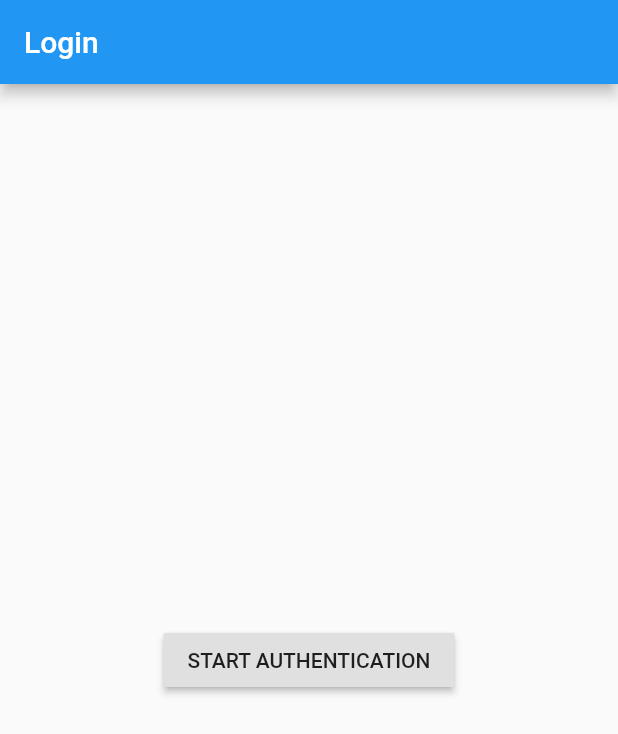
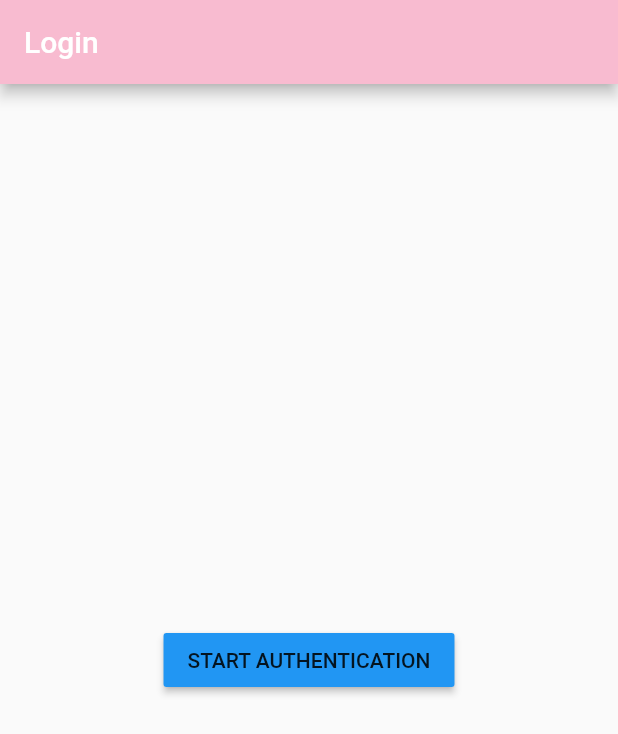
Before and after one commit to CORDEA/laxly_account, a Flutter app: the screen it shows after launch, on a phone screen of 412 x 824 dp. Shown: the top 734 px of the screen. Run offline on Flutter 3.47's test engine with Material 2 defaults, Android fonts, the phone set to English and light mode, and no system bars; our stand-ins replace googleapis_auth, shared_preferences; missing offline and left inert: googleapis.

Commit message:
apply theme

```diff
--- /dev/null
+++ b/lib/colors.dart
@@ -0,0 +1,12 @@
+import 'dart:ui';
+
+const PRIMARY_COLOR = const Color(0xfff8bbd0);
+const PRIMARY_LIGHT_COLOR = const Color(0xffffeeff);
+const PRIMARY_DARK_COLOR = const Color(0xffc48b9f);
+
+const SECONDARY_COLOR = const Color(0xff795548);
+const SECONDARY_LIGHT_COLOR = const Color(0xffa98274);
+const SECONDARY_DARK_COLOR = const Color(0xff4b2c20);
+
+const PRIMARY_TEXT_COLOR = const Color(0xff000000);
+const SECONDARY_TEXT_COLOR = const Color(0xff000000);
--- /dev/null
+++ b/lib/laxly_theme.dart
@@ -0,0 +1,20 @@
+import 'package:flutter/material.dart';
+import 'package:laxly_account/colors.dart';
+
+class LaxlyTheme {
+  final ThemeData _base = ThemeData.light();
+
+  ThemeData get lightTheme => ThemeData.light().copyWith(
+      primaryColor: PRIMARY_COLOR,
+      buttonColor: PRIMARY_COLOR,
+      primaryTextTheme: _textTheme,
+      primaryIconTheme: _base.iconTheme.copyWith(color: PRIMARY_TEXT_COLOR),
+      accentColor: SECONDARY_COLOR,
+      textSelectionColor: PRIMARY_COLOR,
+      buttonTheme: ButtonThemeData(textTheme: ButtonTextTheme.normal),
+      textSelectionHandleColor: PRIMARY_COLOR,
+      accentTextTheme: _textTheme);
+
+  TextTheme get _textTheme => _base.textTheme
+      .apply(displayColor: PRIMARY_TEXT_COLOR, bodyColor: PRIMARY_TEXT_COLOR);
+}
--- a/lib/main.dart
+++ b/lib/main.dart
@@ -1,25 +1,17 @@
 import 'package:flutter/material.dart';
+import 'package:laxly_account/laxly_theme.dart';
 import 'package:laxly_account/login_page.dart';
 
 void main() => runApp(new MyApp());
 
 class MyApp extends StatelessWidget {
-  // This widget is the root of your application.
+  final LaxlyTheme _theme = LaxlyTheme();
+
   @override
   Widget build(BuildContext context) {
     return new MaterialApp(
       title: 'Flutter Demo',
-      theme: new ThemeData(
-        // This is the theme of your application.
-        //
-        // Try running your application with "flutter run". You'll see the
-        // application has a blue toolbar. Then, without quitting the app, try
-        // changing the primarySwatch below to Colors.green and then invoke
-        // "hot reload" (press "r" in the console where you ran "flutter run",
-        // or press Run > Flutter Hot Reload in IntelliJ). Notice that the
-        // counter didn't reset back to zero; the application is not restarted.
-        primarySwatch: Colors.blue,
-      ),
+      theme: _theme.lightTheme,
       home: new LoginPage(),
     );
   }
```
